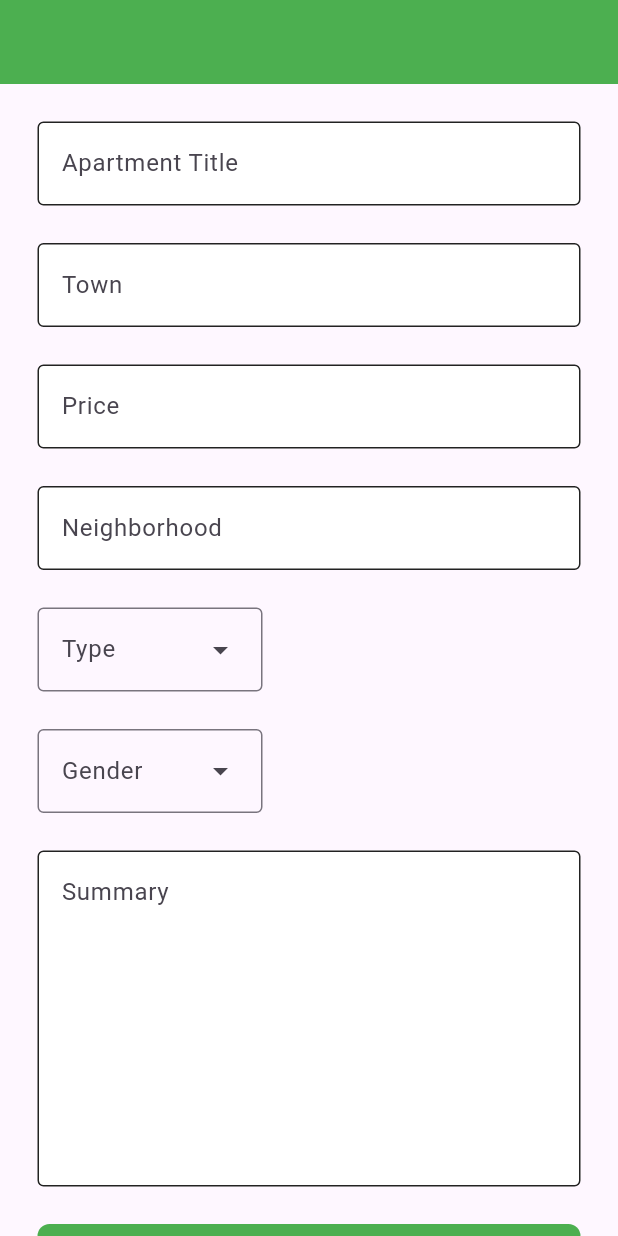
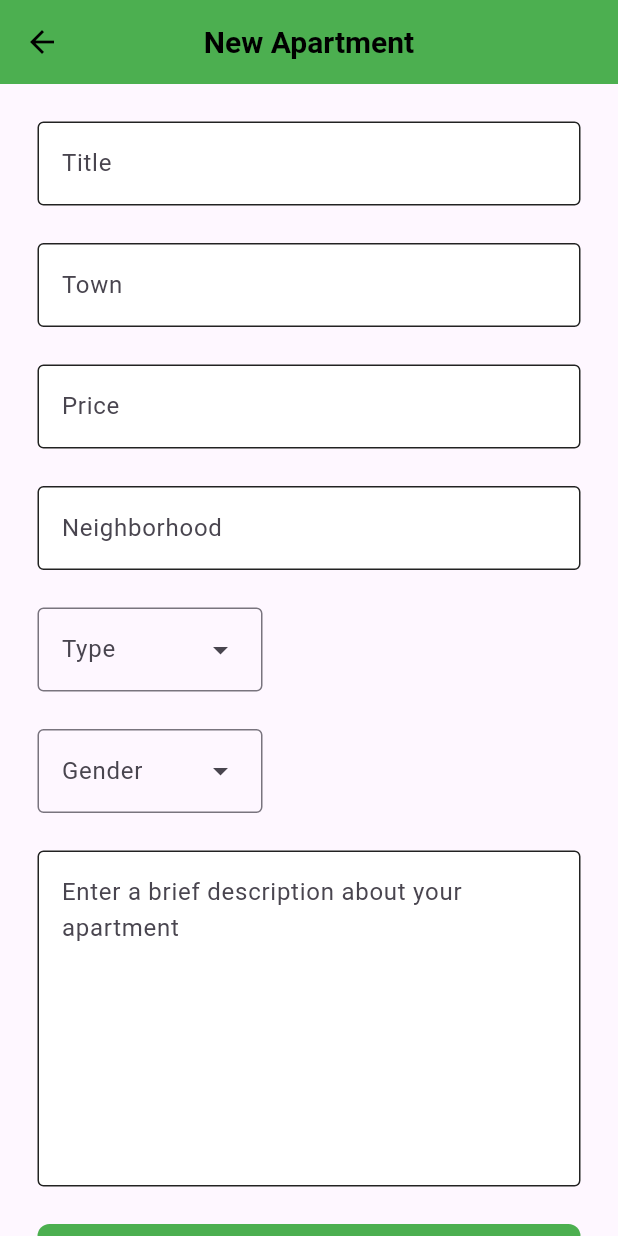
Before and after one commit to benjaminCMD/upr-housing, a Flutter app: the screen it shows once a user with an empty profile is signed in, on a phone screen of 412 x 824 dp. Run offline on Flutter 3.47's test engine with Material 3 defaults, Android fonts, the phone set to English and light mode, and no system bars; our stand-ins replace cloud_firestore, firebase_auth, firebase_core; accounts and stored records are empty.

Commit message:
Customize AppBar and implemented Gesture Detector throughout the posting page

```diff
--- a/lib/components/my_largetextfield.dart
+++ b/lib/components/my_largetextfield.dart
@@ -19,6 +19,7 @@ class MyLargetextfield extends StatelessWidget {
    return Padding(
               padding: const EdgeInsets.symmetric(horizontal: 25.0),
               child: TextField(
+                keyboardType: TextInputType.multiline,
                 controller: controller,
                 obscureText: obscureText,
                 maxLines: 8,
@@ -31,7 +32,6 @@ class MyLargetextfield extends StatelessWidget {
                 filled: true,
                 hintText: hintText
                 ),
-
               ),
     );
   }
--- a/lib/pages/login.dart
+++ b/lib/pages/login.dart
@@ -97,8 +97,9 @@ class LoginPage extends StatelessWidget{
                 GestureDetector(
                   onTap: () {
                     Navigator.push(
-                   context,
-                   MaterialPageRoute(builder: (context) => SignupPage()));
+                      context,
+                      MaterialPageRoute(builder: (context) => SignupPage())
+                    );
                },
                 child:  Text(
                   'Resgister Now',
--- a/lib/pages/posting_Apt.dart
+++ b/lib/pages/posting_Apt.dart
@@ -43,12 +43,34 @@ class PostingAptAppState extends State<PostingAptApp> {
 
   Apartment apt = Apartment(); //Create class Apartment
 
+
+
   @override
   Widget build(BuildContext context) {
-    return Scaffold(
+  return GestureDetector(
+    onTap: () {
+      FocusScope.of(context).unfocus(); // Unfocus text fields when tapping outside
+    },
+    behavior: HitTestBehavior.opaque, // Ensures taps on empty space are detected
+    child: Scaffold(
       appBar: AppBar(
-        // When transitions are implemented the back arrow icon should appear
+        title: Text(
+          "New Apartment",
+          style: TextStyle(
+            color: Colors.black,
+            fontSize: 20,
+            fontWeight: FontWeight.bold
+          ),
+        ),
+        leading: IconButton(
+          onPressed: () {
+            // Navigator.push(context, MaterialPageRoute(builder: (context) => HomePageApp()) );
+            Navigator.pop(context);
+          } ,
+          icon: Icon(Icons.arrow_back_outlined),  color: Colors.black ,),
+        centerTitle: true, // Centers the title
         backgroundColor: Color(0xFF4CAF50),
+        // toolbarHeight: 35,
       ),
       body: SafeArea(
         child: Center(
@@ -57,47 +79,55 @@ class PostingAptAppState extends State<PostingAptApp> {
               const SizedBox(height: 25),
               MyTextField(
                 controller: aTitleController,
-            hintText: 'Apartment Title',
-            obscureText: false),
+                hintText: 'Title',
+                obscureText: false,
+              ),
               const SizedBox(height: 25),
               MyTextField(
-            controller: aTownController, hintText: 'Town', obscureText: false),
+                controller: aTownController,
+                hintText: 'Town',
+                obscureText: false,
+              ),
               const SizedBox(height: 25),
               MyTextField(
                 controller: aPriceController,
                 hintText: 'Price',
-            obscureText: false),
+                obscureText: false,
+              ),
               const SizedBox(height: 25),
               MyTextField(
                 controller: aNeighborhoodController,
                 hintText: 'Neighborhood',
-            obscureText: false),
+                obscureText: false,
+              ),
               const SizedBox(height: 25),
               MyDropdown(
                 text: 'Type',
                 items: types,
-          selectedValue: (value) => selectedDropdownValue('aType', value), // Passes value of dropdown to update dictionary
+                selectedValue: (value) =>
+                    selectedDropdownValue('aType', value),
               ),
               const SizedBox(height: 25),
               MyDropdown(
                 text: 'Gender',
                 items: genders,
-          selectedValue: (value) => selectedDropdownValue('aGender', value),
+                selectedValue: (value) =>
+                    selectedDropdownValue('aGender', value),
               ),
               const SizedBox(height: 25),
               MyLargetextfield(
                 controller: aSummary,
-            hintText: 'Summary',
-            obscureText: false),
+                hintText: 'Enter a brief description about your apartment',
+                obscureText: false,
+              ),
               const SizedBox(height: 25),
-        //The button add a new Apartments to the database
               MyButton(
                 onTap: () {
                   if (aTitleController.text.trim().isEmpty ||
                       aTownController.text.trim().isEmpty ||
                       aPriceController.text.trim().isEmpty ||
-                  aNeighborhoodController.text.trim().isEmpty||
-                  dropDownInitialValues.containsValue(null)|| // if any of the dropdown initial values are still null
+                      aNeighborhoodController.text.trim().isEmpty ||
+                      dropDownInitialValues.containsValue(null) ||
                       aSummary.text.trim().isEmpty) {
                     ScaffoldMessenger.of(context).showSnackBar(
                       SnackBar(
@@ -114,19 +144,18 @@ class PostingAptAppState extends State<PostingAptApp> {
                       dropDownInitialValues['aType'],
                       dropDownInitialValues['aGender'],
                       aSummary.text,
-                  FirebaseAuth.instance.currentUser!.uid
+                      FirebaseAuth.instance.currentUser!.uid,
                     );
-                // Does the transition between postingApt page to
-                // Do not erase this plz
-                // Navigator.push(
-                //    context,
-                //    MaterialPageRoute(builder: (context) => const HomePageApp())
-                // );
                   }
                 },
-            text: "Post Apartment"),
+                text: "Submit",
+              ),
               const SizedBox(height: 20),
             ],
-    ))));
+          ),
+        ),
+      ),
+    ),
+  );
 }
 }
```
Lines whose indentation alone changed are shown as unchanged.
